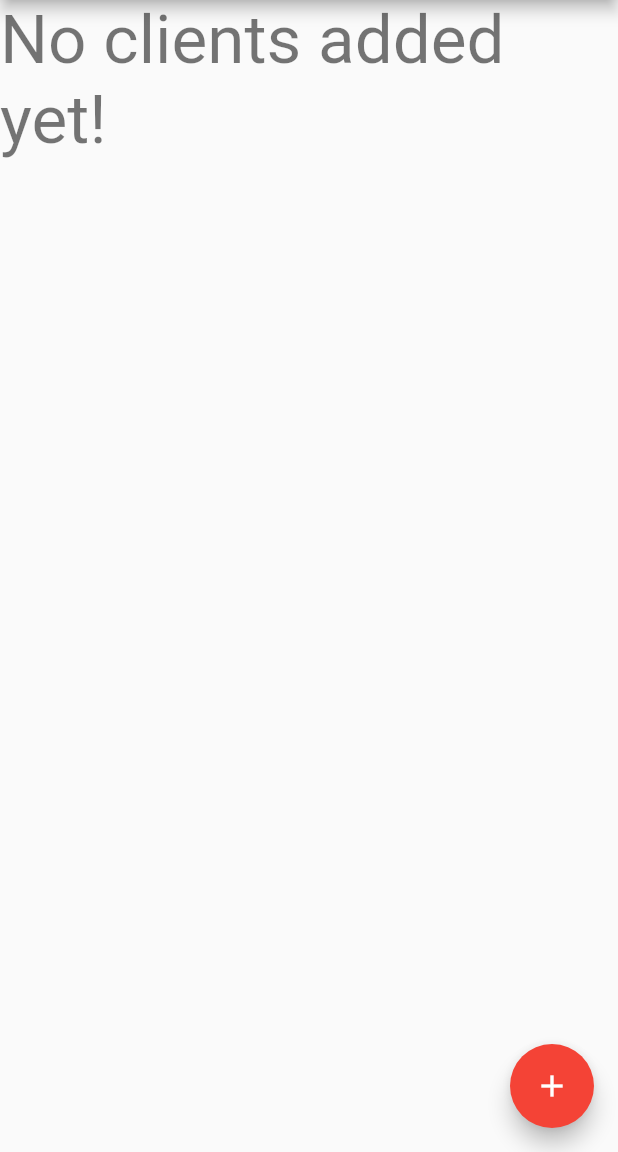
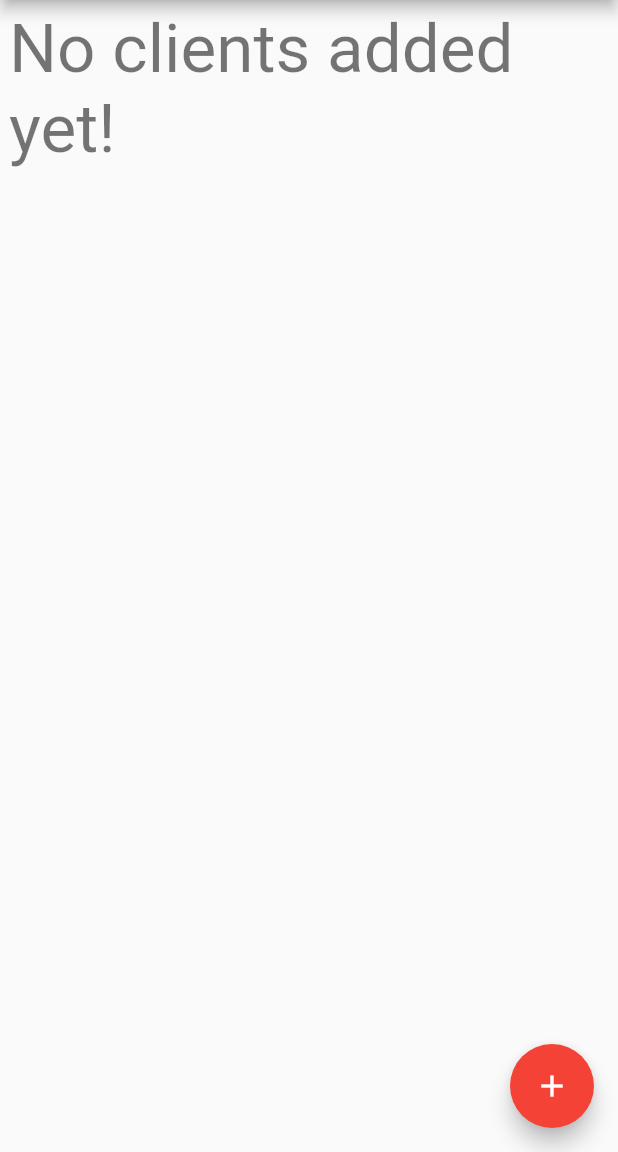
Before and after one commit to bartomeumas/oriontek_test, a Flutter app: the screen it shows after launch, on a phone screen of 412 x 824 dp, the part 84-1236 px from its top. Run offline on Flutter 3.47's test engine with Material 2 defaults, Android fonts, the phone set to English and light mode, and no system bars; missing offline and left inert: expand_widget.

Commit message:
added padding to text widget

```diff
--- a/lib/widgets/client_list.dart
+++ b/lib/widgets/client_list.dart
@@ -14,12 +14,13 @@ class ClientList extends StatelessWidget {
           ? LayoutBuilder (builder: (ctx, constraints){
             return Column(
               children: <Widget>[
-                Text(
-                  'No clients added yet!',
-                  style: Theme.of(context).textTheme.headline3,
-                ),
-                SizedBox(
-                  height: 20,
+                Padding(
+                  padding: const EdgeInsets.all(6),
+                  child: Text(
+                    'No clients added yet!',
+                    style: Theme.of(context).textTheme.headline3,
+
+                  ),
                 ),
               ],
             );
```
